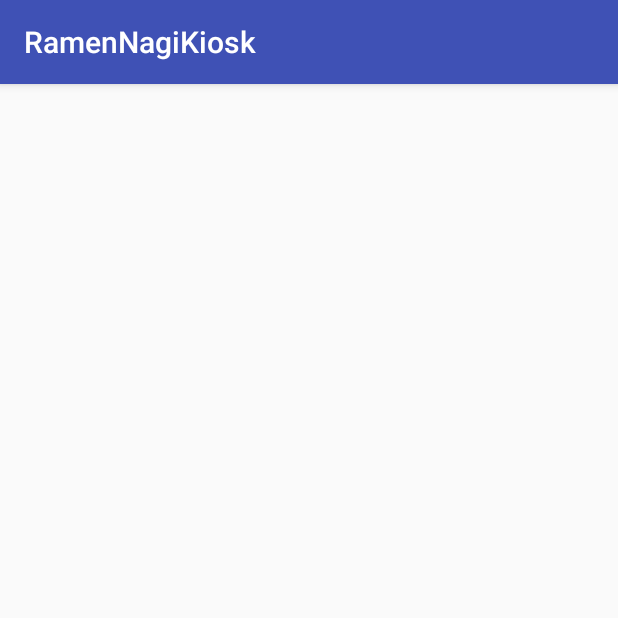
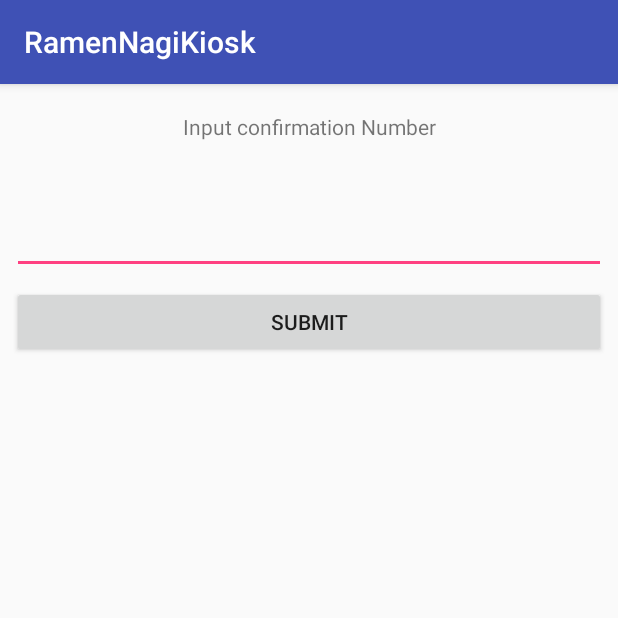
Before and after one commit to miguelllamas/MOBAPDE_Final_Project, an Android app: the cashier_view screen opened directly, with no data from a screen before it, on a phone screen of 412 x 824 dp, the top half of it. Run offline under Robolectric (Android 15) with nearby library versions, the phone set to English and light mode, and no system bars.

Commit message:
Added some visuals in chef and cashier view

```diff
--- a/app/src/main/res/layout/activity_cashier_view.xml
+++ b/app/src/main/res/layout/activity_cashier_view.xml
@@ -6,4 +6,41 @@
     android:layout_height="match_parent"
     tools:context=".cashier_view">
 
+    <TextView
+        android:id="@+id/cashMsg"
+        android:layout_width="0dp"
+        android:layout_height="41dp"
+        android:layout_marginEnd="8dp"
+        android:layout_marginStart="8dp"
+        android:layout_marginTop="8dp"
+        android:text="@string/cashMSG"
+        android:gravity="center"
+        app:layout_constraintEnd_toEndOf="parent"
+        app:layout_constraintStart_toStartOf="parent"
+        app:layout_constraintTop_toTopOf="parent" />
+
+    <EditText
+        android:id="@+id/editText"
+        android:layout_width="0dp"
+        android:layout_height="wrap_content"
+        android:layout_marginEnd="8dp"
+        android:layout_marginStart="8dp"
+        android:layout_marginTop="32dp"
+        android:ems="10"
+        android:inputType="number"
+        app:layout_constraintEnd_toEndOf="parent"
+        app:layout_constraintStart_toStartOf="parent"
+        app:layout_constraintTop_toBottomOf="@+id/cashMsg" />
+
+    <Button
+        android:id="@+id/confirmButton"
+        android:layout_width="0dp"
+        android:layout_height="wrap_content"
+        android:layout_marginEnd="8dp"
+        android:layout_marginStart="8dp"
+        android:layout_marginTop="8dp"
+        android:text="@string/ok"
+        app:layout_constraintEnd_toEndOf="parent"
+        app:layout_constraintStart_toStartOf="parent"
+        app:layout_constraintTop_toBottomOf="@+id/editText" />
 </android.support.constraint.ConstraintLayout>
--- a/app/src/main/res/menu/navigation.xml
+++ b/app/src/main/res/menu/navigation.xml
@@ -3,12 +3,12 @@
 
     <item
         android:id="@+id/navigation_home"
-        android:icon="@drawable/ic_home_black_24dp"
+        android:icon="@drawable/ic_dashboard_black_24dp"
         android:title="@string/title_home" />
 
     <item
         android:id="@+id/navigation_dashboard"
-        android:icon="@drawable/ic_dashboard_black_24dp"
+        android:icon="@drawable/cart"
         android:title="@string/title_dashboard" />
 
 </menu>
--- a/app/src/main/res/values/strings.xml
+++ b/app/src/main/res/values/strings.xml
@@ -6,8 +6,9 @@
     <string name="Chef">Chef Setup</string>
     <string name="title_activity_customer_view">customer_view</string>
     <string name="title_home">Menu</string>
-    <string name="title_dashboard">View Cart</string>
+    <string name="title_dashboard">Cart</string>
     <string name="prompt">Enter Admin Code</string>
     <string name="ok">Submit</string>
     <string name="fail">Wrong Admin Code</string>
+    <string name='cashMSG'>Input confirmation Number</string>
 </resources>
```
Also changed, not shown: app/src/main/res/layout/activity_chef_view.xml (+12 -0 lines), app/src/main/res/drawable/cart.png (added).
